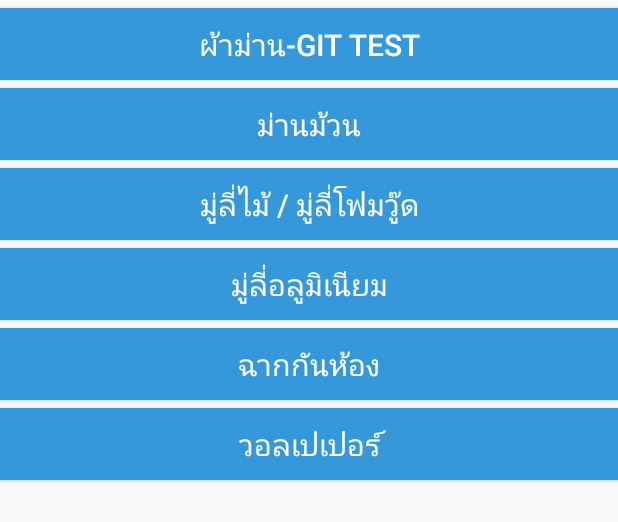
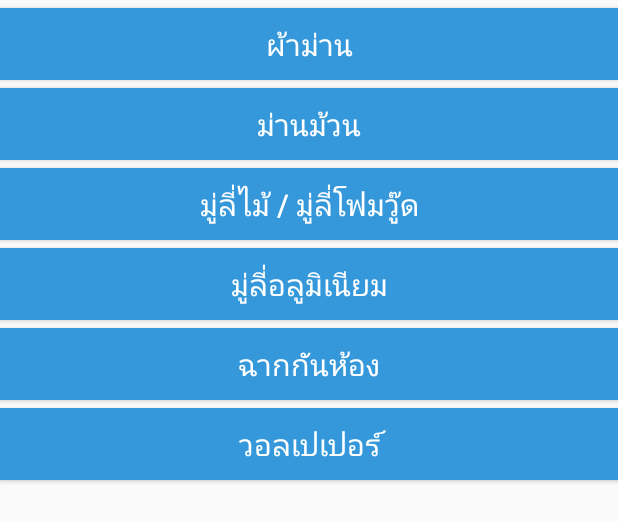
Before and after one commit to gaew/apppatpk, an Android app: the layout tab_1.xml on its own in the app's theme, with its tools: preview values and no code run, on a phone screen of 412 x 824 dp. Shown: the top 522 px of the screen. Run offline under Robolectric (Android 15) with nearby library versions, the light colour scheme and no system bars.

Commit message:
up to geaw remote branch

```diff
--- a/app/src/main/res/layout/tab_1.xml
+++ b/app/src/main/res/layout/tab_1.xml
@@ -10,7 +10,7 @@
         android:layout_width="match_parent"
         android:layout_height="wrap_content"
         android:id="@+id/bt_curtain"
-        android:text="ผ้าม่าน-Git test"
+        android:text="ผ้าม่าน"
         android:layout_marginTop="5dp"
         android:layout_marginBottom="5dp"
         android:background="#3498db"
```
